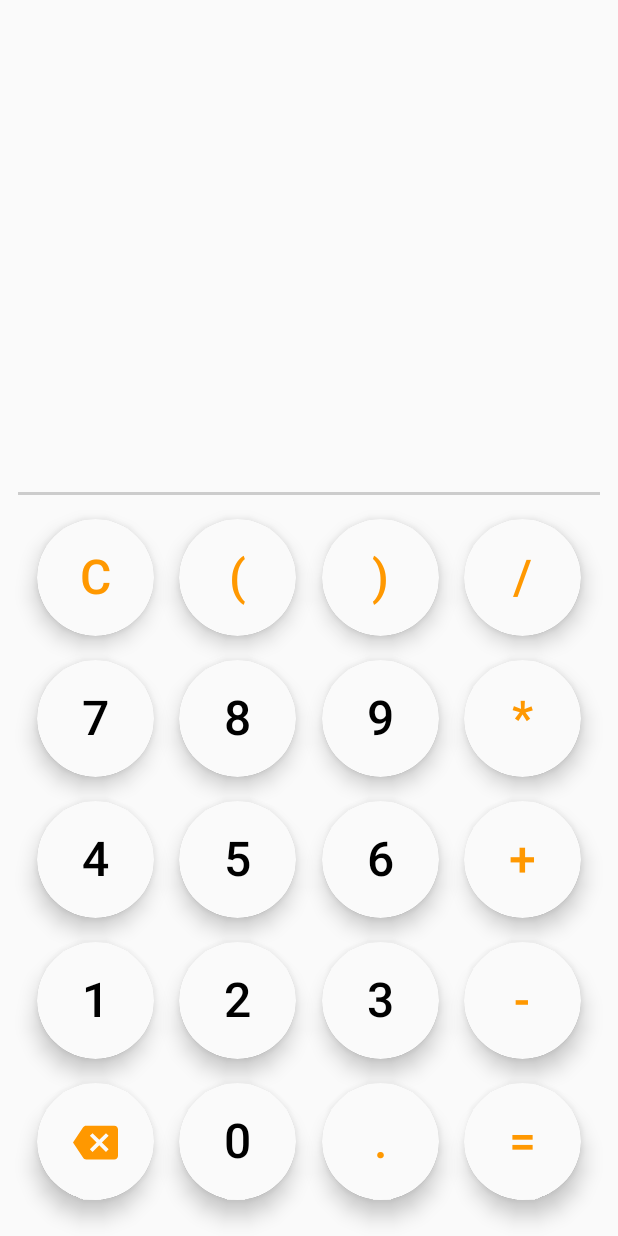
After one commit to RichardRyan141/PBKKAllIn1, an Android app built with Jetpack Compose: the CalculatorActivity screen opened directly, with no data from a screen before it, on a phone screen of 412 x 824 dp. The commit adds this screen. Run offline under Robolectric (Android 15) with nearby library versions, the phone set to English and light mode, and no system bars.

Commit message:
Calculator

```diff
--- a/app/build.gradle.kts
+++ b/app/build.gradle.kts
@@ -58,4 +58,5 @@ dependencies {
     debugImplementation(libs.androidx.ui.test.manifest)
 
     implementation("androidx.compose.material:material-icons-extended:1.6.0")
+    implementation("org.mariuszgromada.math:MathParser.org-mXparser:4.4.2")
 }
--- a/app/src/main/java/com/example/pbkkallin1/P12_Woof/WoofActivity.kt
+++ b/app/src/main/java/com/example/pbkkallin1/P12_Woof/WoofActivity.kt
@@ -118,7 +118,7 @@ fun WoofTopAppBar(modifier: Modifier = Modifier) {
                     contentDescription = null
                 )
                 Text(
-                    text = stringResource(R.string.app_name),
+                    text = "Woof App - Richard",
                     style = MaterialTheme.typography.displayLarge
                 )
             }
--- /dev/null
+++ b/app/src/main/java/com/example/pbkkallin1/P5_Calculator/CalculatorActivity.kt
@@ -0,0 +1,181 @@
+package com.example.pbkkallin1.P5_Calculator
+
+import android.os.Bundle
+import androidx.activity.ComponentActivity
+import androidx.activity.compose.setContent
+import androidx.compose.foundation.layout.*
+import androidx.compose.foundation.shape.RoundedCornerShape
+import androidx.compose.material.icons.Icons
+import androidx.compose.material.icons.automirrored.filled.Backspace
+import androidx.compose.material.icons.filled.Backspace
+import androidx.compose.material3.*
+import androidx.compose.runtime.*
+import androidx.compose.ui.Modifier
+import androidx.compose.ui.draw.shadow
+import androidx.compose.ui.graphics.Color
+import androidx.compose.ui.text.font.FontWeight
+import androidx.compose.ui.text.style.TextAlign
+import androidx.compose.ui.tooling.preview.Preview
+import androidx.compose.ui.unit.dp
+import androidx.compose.ui.unit.sp
+import org.mariuszgromada.math.mxparser.Expression
+import java.text.DecimalFormat
+
+class CalculatorActivity : ComponentActivity() {
+    override fun onCreate(savedInstanceState: Bundle?) {
+        super.onCreate(savedInstanceState)
+        setContent {
+            CalculatorScreen()
+        }
+    }
+}
+
+@Preview(showBackground = true)
+@Composable
+fun CalculatorPreview() {
+    CalculatorScreen()
+}
+
+@Composable
+fun CalculatorScreen() {
+    var equation by remember { mutableStateOf("") }
+    var result by remember { mutableStateOf("") }
+
+    fun calc() {
+        try {
+            val exp = Expression(equation)
+            val value = exp.calculate()
+            result = if (value.isNaN()) {
+                "= Error"
+            } else {
+                "= ${DecimalFormat("0.######").format(value)}"
+            }
+        } catch (e: Exception) {
+            result = "= $e"
+        }
+    }
+
+    fun addToEq(s: String) {
+        equation += s
+        calc()
+    }
+
+    fun clearEq() {
+        equation = ""
+        result = ""
+    }
+
+    fun dropLast() {
+        if (equation.isNotEmpty()) {
+            equation = equation.dropLast(1)
+            calc()
+        }
+    }
+
+    fun equals() {
+        calc()
+        if(result != "= Error") {
+            equation = result.substring(2)
+            result = ""
+        }
+    }
+
+    Column(
+        modifier = Modifier
+            .padding(horizontal = 12.dp, vertical = 16.dp)
+            .fillMaxSize(),
+        verticalArrangement = Arrangement.Bottom
+    ) {
+        Text(
+            text = if (equation.isEmpty()) "" else equation,
+            fontSize = 28.sp,
+            textAlign = TextAlign.End,
+            fontWeight = FontWeight.SemiBold,
+            modifier = Modifier
+                .fillMaxWidth()
+                .padding(bottom = 8.dp)
+        )
+        Text(
+            text = if (result.isEmpty()) "" else result,
+            fontSize = 28.sp,
+            textAlign = TextAlign.End,
+            fontWeight = FontWeight.SemiBold,
+            color = Color(0xFF706E6E),
+            modifier = Modifier
+                .fillMaxWidth()
+                .padding(bottom = 16.dp)
+        )
+        HorizontalDivider(
+            modifier = Modifier.padding(vertical = 8.dp),
+            thickness = 2.dp,
+            color = Color.LightGray
+        )
+
+        val buttonRows = listOf(
+            listOf("C", "(", ")", "/"),
+            listOf("7", "8", "9", "*"),
+            listOf("4", "5", "6", "+"),
+            listOf("1", "2", "3", "-"),
+            listOf("AC", "0", ".", "=")
+        )
+
+        buttonRows.forEach { row ->
+            Row(
+                modifier = Modifier
+                    .fillMaxWidth()
+                    .padding(vertical = 4.dp),
+                horizontalArrangement = Arrangement.SpaceEvenly
+            ) {
+                row.forEach { label ->
+                    addButton(
+                        text = label,
+                        color = if(label >= "0" && label <= "9") Color.Black else Color(0xFFFF9800),
+                        action = {
+                            when (label) {
+                                "C" -> clearEq()
+                                "AC" -> dropLast()
+                                "=" -> equals()
+                                else -> addToEq(label)
+                            }
+                        }
+                    )
+                }
+            }
+        }
+    }
+}
+
+@Composable
+fun addButton(
+    text: String,
+    color: Color,
+    action: () -> Unit
+) {
+    Button(
+        onClick = action,
+        modifier = Modifier
+            .padding(4.dp)
+            .shadow(8.dp, shape = RoundedCornerShape(50))
+            .size(78.dp), // Circular buttons
+        shape = RoundedCornerShape(50),
+        colors = ButtonDefaults.buttonColors(
+            containerColor = Color(0xFFFAFAFA),
+            contentColor = color
+        ),
+        elevation = ButtonDefaults.elevatedButtonElevation(defaultElevation = 6.dp)
+    ) {
+        if (text == "AC") {
+            Icon(
+                imageVector = Icons.Default.Backspace,
+                contentDescription = "Backspace",
+                tint = color,
+                modifier = Modifier.size(32.dp)
+            )
+        } else {
+            Text(
+                text = text,
+                fontSize = 32.sp
+            )
+        }
+    }
+}
```
Also changed, not shown: app/src/main/AndroidManifest.xml (+11 -0 lines), app/src/main/java/com/example/pbkkallin1/MainActivity.kt (+23 -0 lines).
